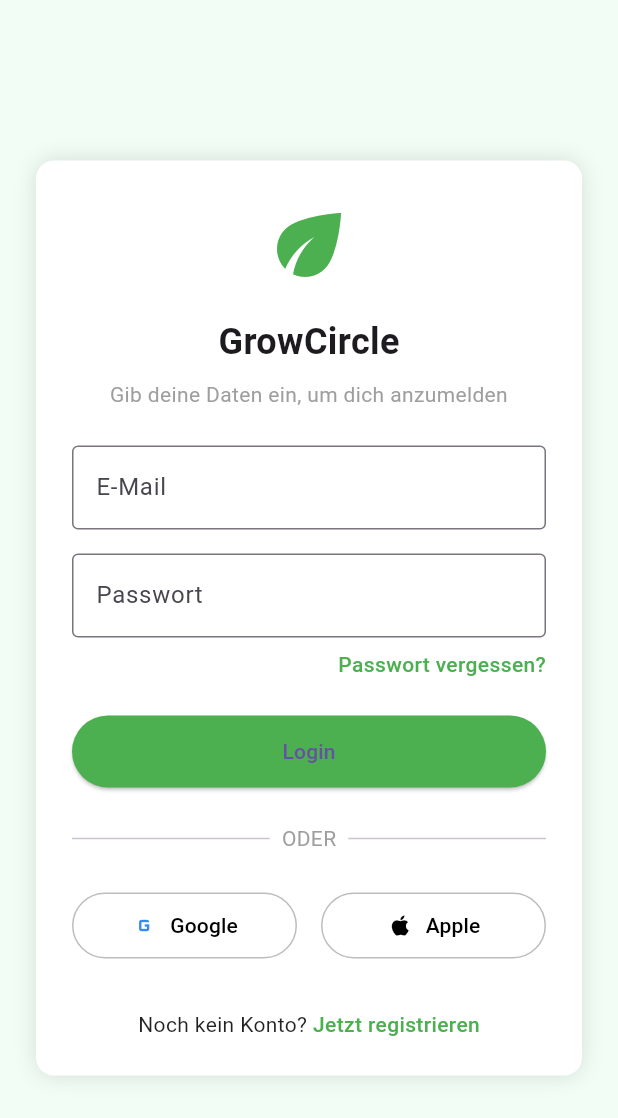
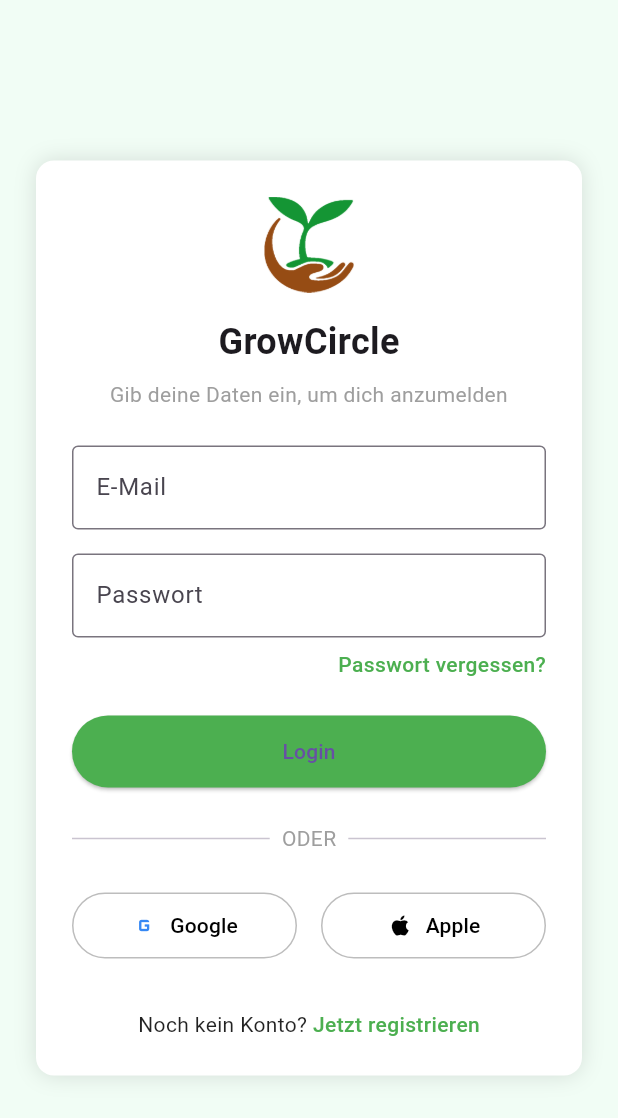
Before and after one commit to Anjanjanja1/GrowCircle, a Flutter app: the screen it shows after launch, on a phone screen of 412 x 824 dp. Shown: the top 1118 px of the screen. Run offline on Flutter 3.47's test engine with Material 3 defaults, Android fonts, the phone set to English and light mode, and no system bars; our stand-ins replace flutter_map, geocoding, geolocator, image_picker, latlong2.

Commit message:
login page logo change

```diff
--- a/lib/login_page.dart
+++ b/lib/login_page.dart
@@ -24,7 +24,7 @@ class LoginPage extends StatelessWidget {
             child: Column(
               mainAxisSize: MainAxisSize.min,
               children: [
-                const Icon(Icons.eco, size: 64, color: Colors.green),
+                Image.asset('assets/images/plants/plant_logo.png', height: 64),
                 const SizedBox(height: 16),
                 const Text(
                   "GrowCircle",
```
